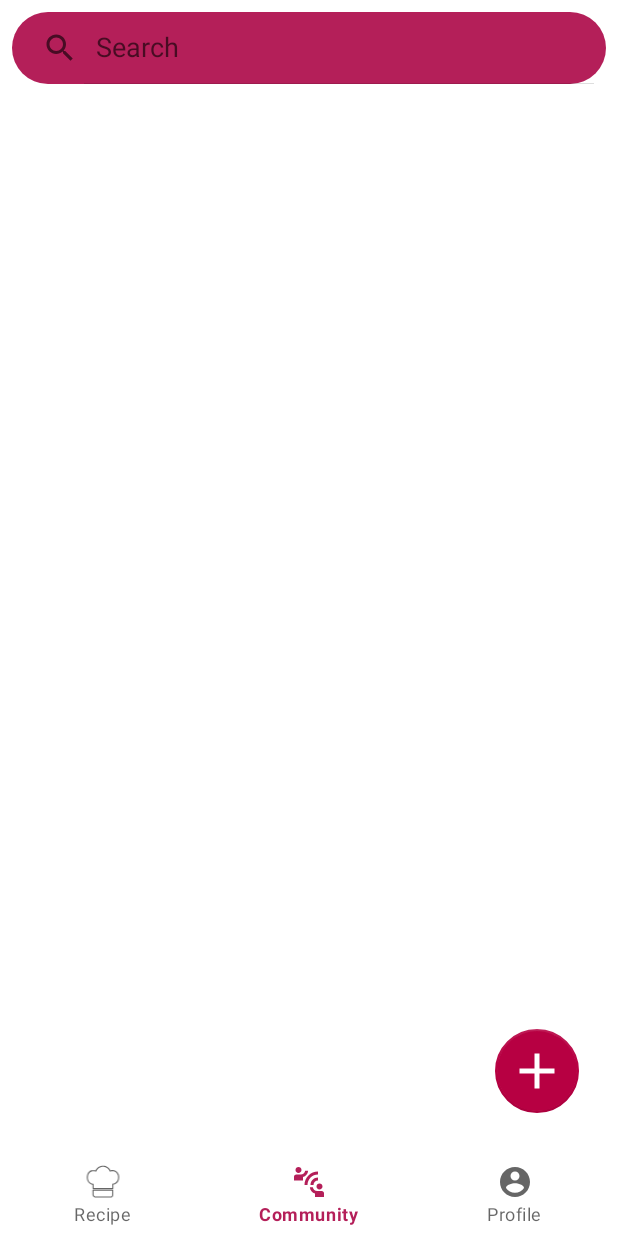
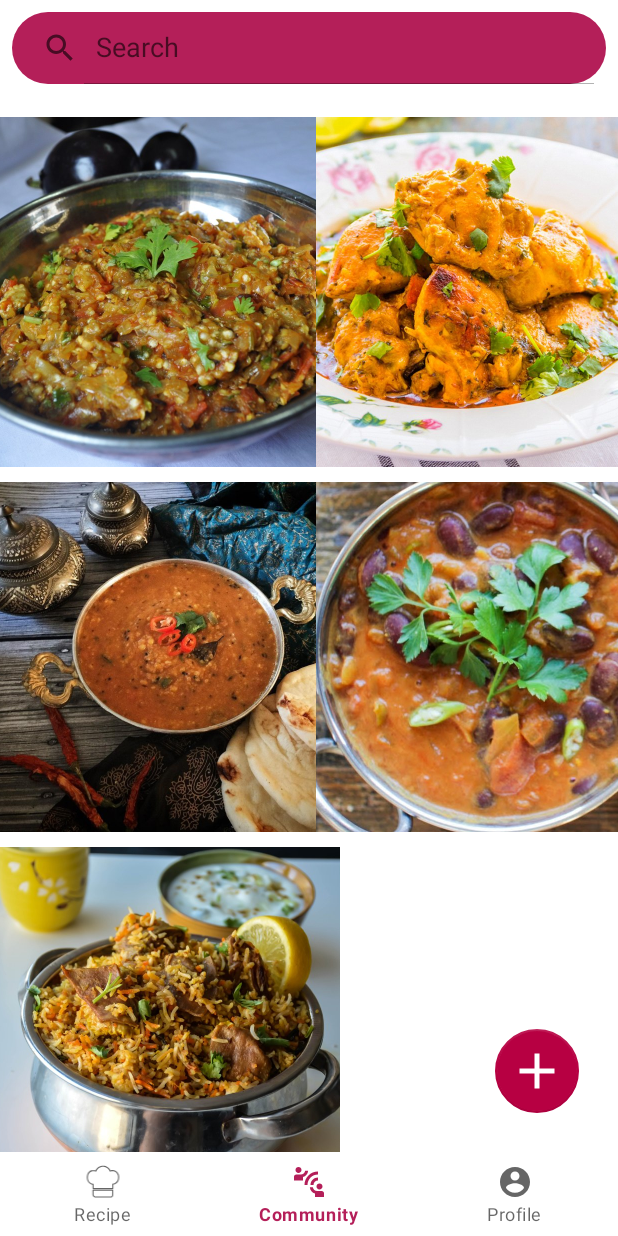
Before and after one commit to app-src/EzyBites, an Android app: the CommunityFragment screen opened directly, with no data from a screen before it, on a phone screen of 412 x 824 dp. Run offline under Robolectric (Android 15) with nearby library versions, the phone set to English and light mode, and no system bars; our stand-ins replace Firebase (no records; nobody signed in at launch, a user with empty details on screens opened directly).

Commit message:
fucking final

```diff
--- a/app/src/main/java/io/github/ashishthehulk/ezybites/Fragments/CommunityFragment.java
+++ b/app/src/main/java/io/github/ashishthehulk/ezybites/Fragments/CommunityFragment.java
@@ -15,17 +15,12 @@ import android.util.Log;
 import android.view.LayoutInflater;
 import android.view.View;
 import android.view.ViewGroup;
+import android.widget.GridView;
 import android.widget.SearchView;
 
 import com.google.android.material.floatingactionbutton.FloatingActionButton;
 import com.google.firebase.auth.FirebaseAuth;
 import com.google.firebase.auth.FirebaseUser;
-import com.google.firebase.database.DataSnapshot;
-import com.google.firebase.database.DatabaseError;
-import com.google.firebase.database.DatabaseReference;
-import com.google.firebase.database.FirebaseDatabase;
-import com.google.firebase.database.Query;
-import com.google.firebase.database.ValueEventListener;
 import com.google.firebase.firestore.DocumentSnapshot;
 import com.google.firebase.firestore.EventListener;
 import com.google.firebase.firestore.FirebaseFirestore;
@@ -34,6 +29,7 @@ import com.google.firebase.firestore.FirebaseFirestoreException;
 import java.util.ArrayList;
 
 import io.github.ashishthehulk.ezybites.Adapters.PostAdapter;
+import io.github.ashishthehulk.ezybites.ImageAdapter;
 import io.github.ashishthehulk.ezybites.Models.PostModel;
 import io.github.ashishthehulk.ezybites.R;
 import io.github.ashishthehulk.ezybites.Screens.AddPostActivity;
@@ -54,11 +50,12 @@ public class CommunityFragment extends Fragment {
     private String mParam1;
     private String mParam2;
 
+
+    GridView gridView;
     private SearchView searchView;
     private SwipeRefreshLayout refreshView;
     private RecyclerView  postRecyclerView;
     private FloatingActionButton spin_fab;
-    private DatabaseReference myRef;
 
     private FirebaseAuth auth;
     private FirebaseFirestore firestore;
@@ -103,19 +100,12 @@ public class CommunityFragment extends Fragment {
         View view =  inflater.inflate(R.layout.fragment_community, container, false);
 
         searchView = view.findViewById(R.id.search_recipe);
-        refreshView = view.findViewById(R.id.refreshView);
-        postRecyclerView = view.findViewById(R.id.postRecyclerView);
         spin_fab = view.findViewById(R.id.spin_fab);
         auth = FirebaseAuth.getInstance();
         firestore = FirebaseFirestore.getInstance();
         user = auth.getCurrentUser();
 
 
-
-
-        postRecyclerView.setHasFixedSize(true);
-
-        myRef = FirebaseDatabase.getInstance().getReference();
         list = new ArrayList<>();
 
         list.add(new PostModel(R.drawable.f1));
@@ -125,9 +115,11 @@ public class CommunityFragment extends Fragment {
         list.add(new PostModel(R.drawable.f5));
 //        getDataFromFirebase();
        // postRecyclerView.setLayoutManager(new StaggeredGridLayoutManager(2, StaggeredGridLayoutManager.VERTICAL));
-        postRecyclerView.setLayoutManager(new LinearLayoutManager(getContext()));
-        PostAdapter adapter = new PostAdapter(list);
-        postRecyclerView.setAdapter(adapter);
+//        postRecyclerView.setLayoutManager(new LinearLayoutManager(getContext()));
+//        PostAdapter adapter = new PostAdapter(list);
+//        postRecyclerView.setAdapter(adapter);
+        gridView = view.findViewById(R.id.PostsofCommunity);
+        gridView.setAdapter(new ImageAdapter(getContext()));
 
 
         spin_fab.setOnClickListener(new View.OnClickListener() {
--- a/app/src/main/res/layout/fragment_community.xml
+++ b/app/src/main/res/layout/fragment_community.xml
@@ -7,6 +7,20 @@
     xmlns:app="http://schemas.android.com/apk/res-auto"
     tools:context=".Fragments.CommunityFragment">
 
+
+    <GridView
+        android:id="@+id/PostsofCommunity"
+        android:layout_width="match_parent"
+        android:layout_height="wrap_content"
+        android:layout_marginTop="22dp"
+        android:background="@color/white"
+        android:horizontalSpacing="10dp"
+        android:numColumns="2"
+        android:stretchMode="columnWidth"
+        android:verticalSpacing="10dp"
+        app:layout_constraintEnd_toEndOf="parent"
+        app:layout_constraintStart_toStartOf="parent"
+        app:layout_constraintTop_toBottomOf="@+id/search_recipe" />
 
     <SearchView
         android:layout_width="match_parent"
@@ -25,24 +39,6 @@
         >
 
     </SearchView>
-
-    <androidx.swiperefreshlayout.widget.SwipeRefreshLayout
-        android:id="@+id/refreshView"
-        android:layout_width="match_parent"
-        android:layout_height="0dp"
-        android:layout_marginTop="8dp"
-        app:layout_constraintBottom_toBottomOf="parent"
-        app:layout_constraintEnd_toEndOf="parent"
-        app:layout_constraintStart_toStartOf="parent"
-        app:layout_constraintTop_toBottomOf="@+id/search_recipe" >
-
-        <androidx.recyclerview.widget.RecyclerView
-            android:id="@+id/postRecyclerView"
-            android:layout_width="match_parent"
-            app:layoutManager="androidx.recyclerview.widget.StaggeredGridLayoutManager"
-            android:layout_height="wrap_content" />
-
-    </androidx.swiperefreshlayout.widget.SwipeRefreshLayout>
 
 
     <com.google.android.material.floatingactionbutton.FloatingActionButton
@@ -64,5 +60,4 @@
         tools:ignore="SpeakableTextPresentCheck"/>
 
 
-
 </androidx.constraintlayout.widget.ConstraintLayout>
```
Also changed, not shown: app/src/main/java/Post.java (added, +44 -0 lines), app/src/main/res/drawable-v24/foodrecipeimage10.jpg (added), app/src/main/res/drawable-v24/foodrecipeimage11.jpg (added), app/src/main/res/drawable-v24/foodrecipeimage6.jpg (added), app/src/main/res/drawable-v24/foodrecipeimage7.jpg (added), app/src/main/res/drawable-v24/foodrecipeimage8.jpg (added), app/src/main/res/drawable-v24/foodrecipeimage9.jpg (added).
